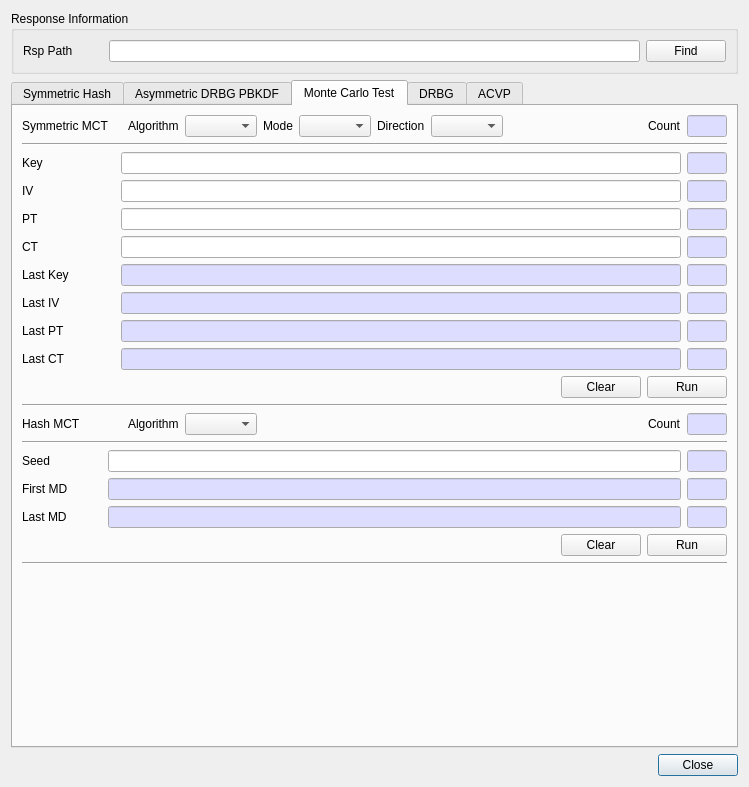
Qt form BerEditor/cavp_dlg.ui (jykim74/BerEditor) before a commit.
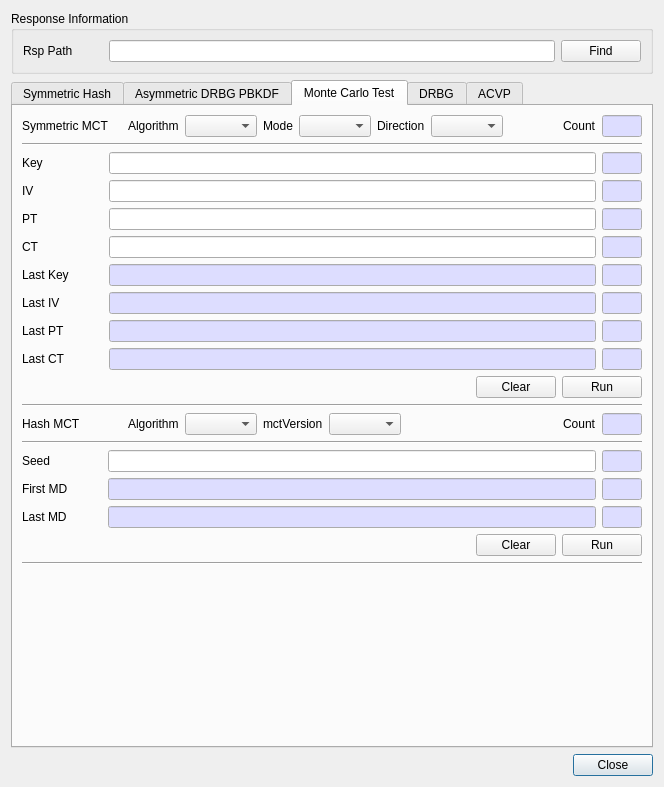
The same form after that commit. The open tabs and pages were chosen to show the change.

Patch:
```diff
--- a/BerEditor/cavp_dlg.ui
+++ b/BerEditor/cavp_dlg.ui
@@ -6,7 +6,7 @@
    <rect>
     <x>0</x>
     <y>0</y>
-    <width>749</width>
+    <width>648</width>
     <height>787</height>
    </rect>
   </property>
@@ -2046,7 +2046,64 @@
          <property name="topMargin">
           <number>0</number>
          </property>
-         <item row="0" column="3">
+         <item row="0" column="7">
+          <widget class="QLineEdit" name="mHashMCTCountText">
+           <property name="maximumSize">
+            <size>
+             <width>40</width>
+             <height>16777215</height>
+            </size>
+           </property>
+           <property name="palette">
+            <palette>
+             <active>
+              <colorrole role="Base">
+               <brush brushstyle="SolidPattern">
+                <color alpha="255">
+                 <red>221</red>
+                 <green>221</green>
+                 <blue>255</blue>
+                </color>
+               </brush>
+              </colorrole>
+             </active>
+             <inactive>
+              <colorrole role="Base">
+               <brush brushstyle="SolidPattern">
+                <color alpha="255">
+                 <red>221</red>
+                 <green>221</green>
+                 <blue>255</blue>
+                </color>
+               </brush>
+              </colorrole>
+             </inactive>
+             <disabled>
+              <colorrole role="Base">
+               <brush brushstyle="SolidPattern">
+                <color alpha="255">
+                 <red>240</red>
+                 <green>240</green>
+                 <blue>240</blue>
+                </color>
+               </brush>
+              </colorrole>
+             </disabled>
+            </palette>
+           </property>
+           <property name="readOnly">
+            <bool>true</bool>
+           </property>
+          </widget>
+         </item>
+         <item row="0" column="6">
+          <widget class="QLabel" name="label_40">
+           <property name="text">
+            <string>Count</string>
+           </property>
+          </widget>
+         </item>
+         <item row="0" column="5">
           <spacer name="horizontalSpacer_11">
            <property name="orientation">
             <enum>Qt::Horizontal</enum>
@@ -2082,62 +2139,15 @@
          <item row="0" column="2">
           <widget class="QComboBox" name="mHashMCTAlgCombo"/>
          </item>
-         <item row="0" column="4">
-          <widget class="QLabel" name="label_40">
+         <item row="0" column="3">
+          <widget class="QLabel" name="label_73">
            <property name="text">
-            <string>Count</string>
+            <string>mctVersion</string>
            </property>
           </widget>
          </item>
-         <item row="0" column="5">
-          <widget class="QLineEdit" name="mHashMCTCountText">
-           <property name="maximumSize">
-            <size>
-             <width>40</width>
-             <height>16777215</height>
-            </size>
-           </property>
-           <property name="palette">
-            <palette>
-             <active>
-              <colorrole role="Base">
-               <brush brushstyle="SolidPattern">
-                <color alpha="255">
-                 <red>221</red>
-                 <green>221</green>
-                 <blue>255</blue>
-                </color>
-               </brush>
-              </colorrole>
-             </active>
-             <inactive>
-              <colorrole role="Base">
-               <brush brushstyle="SolidPattern">
-                <color alpha="255">
-                 <red>221</red>
-                 <green>221</green>
-                 <blue>255</blue>
-                </color>
-               </brush>
-              </colorrole>
-             </inactive>
-             <disabled>
-              <colorrole role="Base">
-               <brush brushstyle="SolidPattern">
-                <color alpha="255">
-                 <red>240</red>
-                 <green>240</green>
-                 <blue>240</blue>
-                </color>
-               </brush>
-              </colorrole>
-             </disabled>
-            </palette>
-           </property>
-           <property name="readOnly">
-            <bool>true</bool>
-           </property>
-          </widget>
+         <item row="0" column="4">
+          <widget class="QComboBox" name="mHashMctVersionCombo"/>
          </item>
         </layout>
        </item>
```
Left out of the diff: 16 changed lines with no effect on the pictures.
